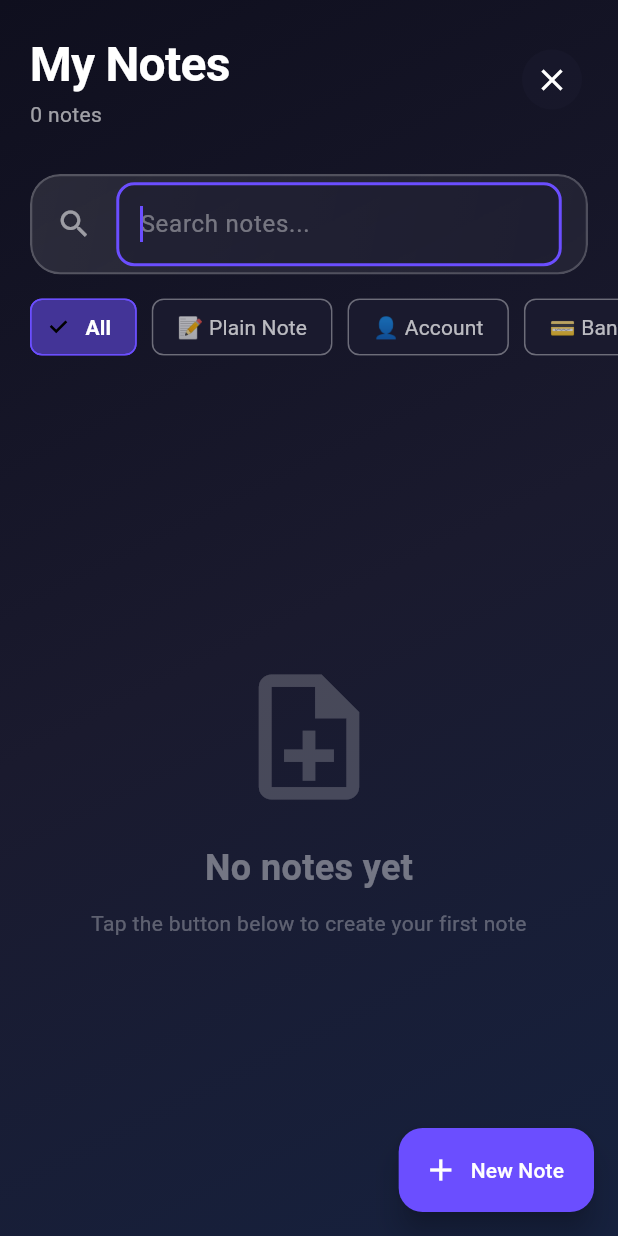
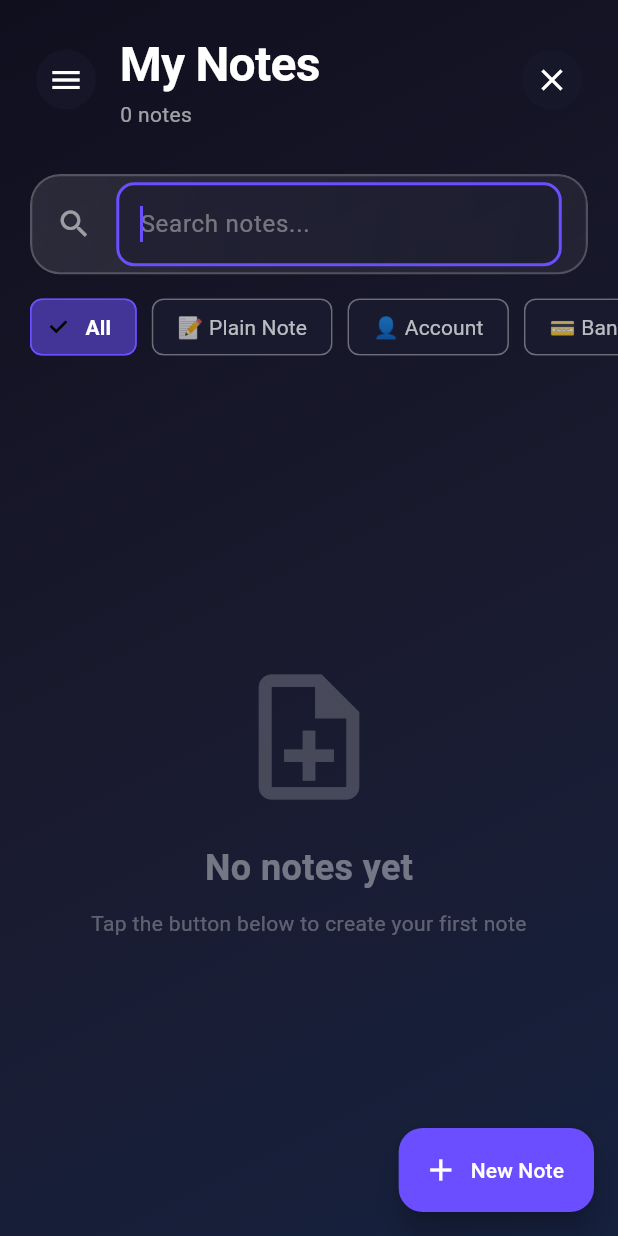
Before and after one commit to sunilsaini90846/smart_notes, a Flutter app: the screen it shows after launch, after a tap on the "search" icon, on a phone screen of 412 x 824 dp. Run offline on Flutter 3.47's test engine with Material 3 defaults, Android fonts, the phone set to English and light mode, and no system bars; drawn by our look-alikes of flutter_animate; our stand-ins replace hive, hive_flutter, package_info_plus; missing offline and left inert: encrypt; accounts and stored records are empty.

Commit message:
Add drawer with Kyntesso branding, privacy policy, terms & conditions, and app version

```diff
--- a/lib/screens/home_screen.dart
+++ b/lib/screens/home_screen.dart
@@ -5,10 +5,13 @@ import '../models/note_model.dart';
 import '../services/note_repository.dart';
 import '../utils/app_theme.dart';
 import '../widgets/glass_card.dart';
+import '../widgets/kyntesso_logo.dart';
 import 'note_editor_screen.dart';
 import 'note_detail_screen.dart';
 import 'sub_accounts_screen.dart';
 import 'package:intl/intl.dart';
+import 'package:url_launcher/url_launcher.dart';
+import 'package:package_info_plus/package_info_plus.dart';
 
 class HomeScreen extends StatefulWidget {
   const HomeScreen({super.key});
@@ -26,12 +29,26 @@ class _HomeScreenState extends State<HomeScreen> with TickerProviderStateMixin,
   bool _isSearching = false;
   bool _isLoading = true;
   final TextEditingController _searchController = TextEditingController();
+  String _appVersion = '1.0.0';
 
   @override
   void initState() {
     super.initState();
     WidgetsBinding.instance.addObserver(this);
     _initializeAndLoadNotes();
+    _loadAppVersion();
+  }
+
+  Future<void> _loadAppVersion() async {
+    try {
+      final packageInfo = await PackageInfo.fromPlatform();
+      setState(() {
+        _appVersion = packageInfo.version;
+      });
+    } catch (e) {
+      // If package info fails, keep default version
+      _appVersion = '1.0.0';
+    }
   }
 
   @override
@@ -213,6 +230,7 @@ class _HomeScreenState extends State<HomeScreen> with TickerProviderStateMixin,
   @override
   Widget build(BuildContext context) {
     return Scaffold(
+      drawer: _buildDrawer(),
       body: Container(
         decoration: const BoxDecoration(
           gradient: LinearGradient(
@@ -251,6 +269,17 @@ class _HomeScreenState extends State<HomeScreen> with TickerProviderStateMixin,
       padding: const EdgeInsets.all(20),
       child: Row(
         children: [
+          IconButton(
+            onPressed: () {
+              Scaffold.of(context).openDrawer();
+            },
+            icon: const Icon(Icons.menu),
+            style: IconButton.styleFrom(
+              backgroundColor: AppTheme.surfaceColor.withOpacity(0.5),
+              foregroundColor: Colors.white,
+            ),
+          ).animate().scale(delay: 100.ms),
+          const SizedBox(width: 12),
           Expanded(
             child: Column(
               crossAxisAlignment: CrossAxisAlignment.start,
@@ -690,6 +719,164 @@ class _HomeScreenState extends State<HomeScreen> with TickerProviderStateMixin,
     }
   }
 
+  Widget _buildDrawer() {
+    return Drawer(
+      backgroundColor: AppTheme.backgroundColor,
+      child: Container(
+        decoration: const BoxDecoration(
+          gradient: LinearGradient(
+            begin: Alignment.topLeft,
+            end: Alignment.bottomRight,
+            colors: AppTheme.backgroundGradient,
+          ),
+        ),
+        child: SafeArea(
+          child: Column(
+            children: [
+              // Header with app name and logo
+              Container(
+                padding: const EdgeInsets.all(24),
+                child: Column(
+                  children: [
+                    const KyntessoLogo(size: 60, showText: false),
+                    const SizedBox(height: 16),
+                    Text(
+                      'Account Note Book',
+                      style: AppTheme.headingMedium.copyWith(
+                        color: Colors.white,
+                      ),
+                    ),
+                    const SizedBox(height: 8),
+                    Text(
+                      'Secure Notes Manager',
+                      style: AppTheme.caption.copyWith(
+                        color: Colors.white70,
+                      ),
+                    ),
+                  ],
+                ),
+              ),
+              const Divider(
+                color: Colors.white24,
+                thickness: 1,
+                indent: 20,
+                endIndent: 20,
+              ),
+              // Menu Items
+              Expanded(
+                child: ListView(
+                  padding: const EdgeInsets.symmetric(vertical: 8),
+                  children: [
+                    _buildDrawerItem(
+                      icon: Icons.privacy_tip_outlined,
+                      title: 'Privacy Policy',
+                      onTap: () => _launchUrl('https://sunilsaini90846.github.io/smart_notes/privacy_policy.html'),
+                    ),
+                    _buildDrawerItem(
+                      icon: Icons.description_outlined,
+                      title: 'Terms & Conditions',
+                      onTap: () => _launchUrl('https://sunilsaini90846.github.io/smart_notes/terms_and_conditions.html'),
+                    ),
+                    _buildDrawerItem(
+                      icon: Icons.info_outline,
+                      title: 'App Version',
+                      trailing: Text(
+                        'v$_appVersion',
+                        style: AppTheme.bodyMedium.copyWith(
+                          color: Colors.white70,
+                        ),
+                      ),
+                      onTap: null,
+                    ),
+                  ],
+                ),
+              ),
+              // Footer with Kyntesso branding
+              Container(
+                padding: const EdgeInsets.all(24),
+                child: Column(
+                  children: [
+                    const Divider(
+                      color: Colors.white24,
+                      thickness: 1,
+                    ),
+                    const SizedBox(height: 16),
+                    Row(
+                      mainAxisAlignment: MainAxisAlignment.center,
+                      children: [
+                        Text(
+                          'Powered by',
+                          style: AppTheme.caption.copyWith(
+                            color: Colors.white60,
+                          ),
+                        ),
+                        const SizedBox(width: 8),
+                        const KyntessoLogo(size: 24, showText: true),
+                      ],
+                    ),
+                  ],
+                ),
+              ),
+            ],
+          ),
+        ),
+      ),
+    );
+  }
+
+  Widget _buildDrawerItem({
+    required IconData icon,
+    required String title,
+    Widget? trailing,
+    VoidCallback? onTap,
+  }) {
+    return ListTile(
+      leading: Icon(
+        icon,
+        color: Colors.white,
+      ),
+      title: Text(
+        title,
+        style: AppTheme.bodyLarge.copyWith(
+          color: Colors.white,
+        ),
+      ),
+      trailing: trailing,
+      onTap: onTap,
+      enabled: onTap != null,
+    );
+  }
+
+  Future<void> _launchUrl(String urlString) async {
+    try {
+      final uri = Uri.parse(urlString);
+      if (await canLaunchUrl(uri)) {
+        await launchUrl(
+          uri,
+          mode: LaunchMode.externalApplication,
+        );
+      } else {
+        if (mounted) {
+          ScaffoldMessenger.of(context).showSnackBar(
+            const SnackBar(
+              content: Text('Could not open the link'),
+              duration: Duration(seconds: 2),
+            ),
+          );
+        }
+      }
+    } catch (e) {
+      if (mounted) {
+        ScaffoldMessenger.of(context).showSnackBar(
+          SnackBar(
+            content: Text('Error opening link: $e'),
+            duration: const Duration(seconds: 2),
+          ),
+        );
+      }
+    }
+  }
+
   @override
   void dispose() {
     WidgetsBinding.instance.removeObserver(this);
--- /dev/null
+++ b/lib/widgets/kyntesso_logo.dart
@@ -0,0 +1,67 @@
+import 'package:flutter/material.dart';
+
+class KyntessoLogo extends StatelessWidget {
+  final double size;
+  final bool showText;
+
+  const KyntessoLogo({
+    super.key,
+    this.size = 40,
+    this.showText = true,
+  });
+
+  @override
+  Widget build(BuildContext context) {
+    return Row(
+      mainAxisSize: MainAxisSize.min,
+      children: [
+        // Logo Icon
+        Container(
+          width: size,
+          height: size,
+          decoration: BoxDecoration(
+            gradient: const LinearGradient(
+              begin: Alignment.topLeft,
+              end: Alignment.bottomRight,
+              colors: [
+                Color(0xFF6B4EFF),
+                Color(0xFFFF6B9D),
+              ],
+            ),
+            borderRadius: BorderRadius.circular(size * 0.2),
+            boxShadow: [
+              BoxShadow(
+                color: const Color(0xFF6B4EFF).withOpacity(0.3),
+                blurRadius: size * 0.3,
+                offset: Offset(0, size * 0.1),
+              ),
+            ],
+          ),
+          child: Center(
+            child: Text(
+              'K',
+              style: TextStyle(
+                fontSize: size * 0.6,
+                fontWeight: FontWeight.bold,
+                color: Colors.white,
+                fontFamily: 'monospace',
+              ),
+            ),
+          ),
+        ),
+        if (showText) ...[
+          SizedBox(width: size * 0.2),
+          Text(
+            'Kyntesso',
+            style: TextStyle(
+              fontSize: size * 0.5,
+              fontWeight: FontWeight.bold,
+              color: Colors.white,
+              letterSpacing: 1.2,
+            ),
+          ),
+        ],
+      ],
+    );
+  }
+}
--- a/pubspec.yaml
+++ b/pubspec.yaml
@@ -51,6 +51,8 @@ dependencies:
   # Utilities
   uuid: ^4.3.3
   intl: ^0.19.0
+  url_launcher: ^6.3.1
+  package_info_plus: ^8.1.0
 
 dev_dependencies:
   flutter_test:
```
Also changed, not shown: pubspec.lock, 7 other files.
